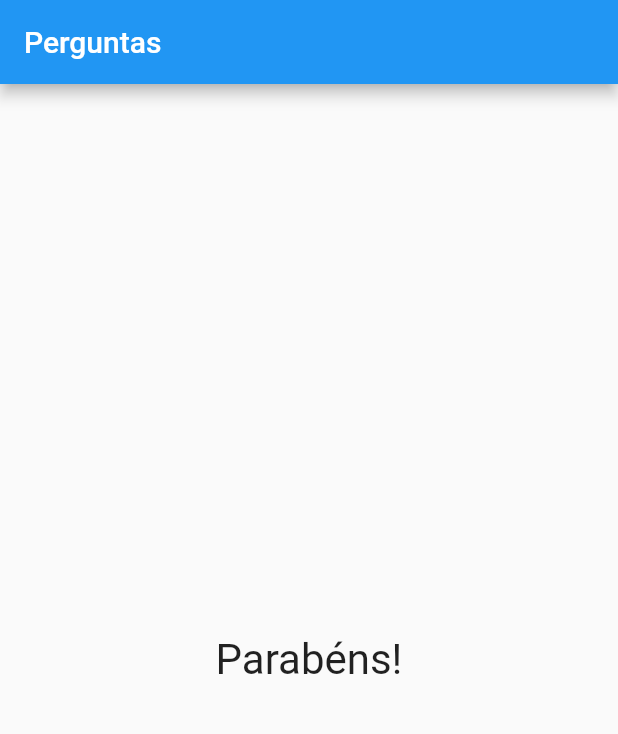
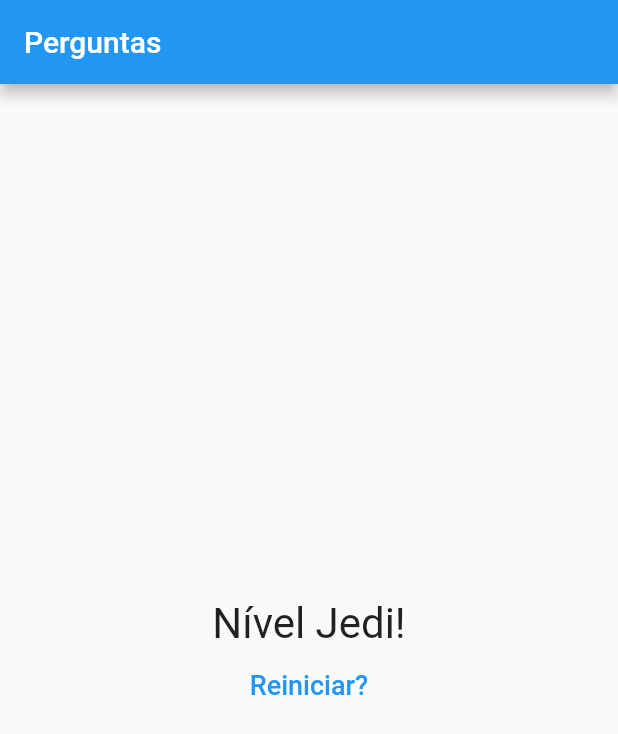
Before and after one commit to xcasluw/flutter-quiz, a Flutter app: the screen it shows after launch, after a tap on "Preto", after a tap on "Cobra", after a tap on "Léo", on a phone screen of 412 x 824 dp. Shown: the top 734 px of the screen. Run offline on Flutter 3.47's test engine with Material 2 defaults, Android fonts, the phone set to English and light mode, and no system bars.

Commit message:
feat: Pontuação e reinicialização do Quiz

```diff
--- a/lib/main.dart
+++ b/lib/main.dart
@@ -6,27 +6,51 @@ main() => runApp(PerguntaApp());
 
 class _PerguntaAppState extends State<PerguntaApp> {
   var _perguntaSelecionada = 0;
+  var _pontuacaoTotal = 0;
   final _perguntas = const [
     {
       'texto': 'Qual é a sua cor favorita?',
-      'respostas': ['Preto', 'Vermelho', 'Verde', 'Branco']
+      'respostas': [
+        { 'texto': 'Preto', 'pontuacao': 10 },
+        { 'texto': 'Vermelho', 'pontuacao': 7 },
+        { 'texto': 'Verde', 'pontuacao': 5 },
+        { 'texto': 'Branco', 'pontuacao': 3 }
+      ]
     },
     {
       'texto': 'Qual é o seu animal favorito?',
-      'respostas': ['Coelho', 'Cobra', 'Elefante', 'Leão']
+      'respostas': [
+        { 'texto': 'Coelho', 'pontuacao': 3 },
+        { 'texto': 'Cobra', 'pontuacao': 5 },
+        { 'texto': 'Elefante', 'pontuacao': 7 },
+        { 'texto': 'Leão', 'pontuacao': 10 }
+      ]
     },
     {
       'texto': 'Qual é o seu instrutor favorito?',
-      'respostas': ['Maria', 'João', 'Léo', 'Pedro']
+      'respostas': [
+        { 'texto': 'Maria', 'pontuacao': 7 },
+        { 'texto': 'João', 'pontuacao': 10 },
+        { 'texto': 'Léo', 'pontuacao': 3 },
+        { 'texto': 'Pedro', 'pontuacao': 10 }
+      ]
     },
   ];
 
-  void _responder() {
+  void _responder(int pontuacao) {
     if (temPerguntaSelecionada) {
       setState(() {
         _perguntaSelecionada++;
+        _pontuacaoTotal += pontuacao;
       });
     }
+  }
+
+  void _reiniciarQuestionario() {
+    setState(() {
+      _perguntaSelecionada = 0;
+      _pontuacaoTotal = 0;
+    });
   }
 
   bool get temPerguntaSelecionada {
@@ -47,7 +71,7 @@ class _PerguntaAppState extends State<PerguntaApp> {
               perguntaSelecionada: _perguntaSelecionada,
               responder: _responder
             )
-          : Resultado(),
+          : Resultado(_pontuacaoTotal, _reiniciarQuestionario),
       ),
     );
   }
--- a/lib/questionario.dart
+++ b/lib/questionario.dart
@@ -5,7 +5,7 @@ import './resposta.dart';
 class Questionario extends StatelessWidget {
   final List<Map<String, Object>> perguntas;
   final int perguntaSelecionada;
-  final void Function() responder;
+  final void Function(int) responder;
 
   Questionario({
     @required this.perguntas,
@@ -19,13 +19,15 @@ class Questionario extends StatelessWidget {
 
   @override
   Widget build(BuildContext context) {
-    List<String> respostas = temPerguntaSelecionada ?
+    List<Map<String, Object>> respostas = temPerguntaSelecionada ?
     perguntas[perguntaSelecionada]['respostas'] : null;
 
     return Column(
       children: <Widget>[
         Questao(perguntas[perguntaSelecionada]['texto']),
-        ...respostas.map((t) => Resposta(t, responder)).toList()
+        ...respostas
+          .map((resp) => Resposta(resp['texto'], () => responder(resp['pontuacao'])))
+          .toList()
       ],
     );
   }
--- a/lib/resultado.dart
+++ b/lib/resultado.dart
@@ -1,14 +1,42 @@
 import 'package:flutter/material.dart';
 
 class Resultado extends StatelessWidget {
+
+  final int pontuacao;
+  final void Function() reiniciarQuestionario;
+
+  Resultado(this.pontuacao, this.reiniciarQuestionario);
+
+  String get fraseResultado {
+    if (pontuacao < 8) {
+      return 'Parabéns!';
+    } else if (pontuacao < 12) {
+      return 'Você é bom!';
+    } else if (pontuacao < 16) {
+      return 'Impressionante!';
+    } else {
+      return 'Nível Jedi!';
+    }
+  }
+
   @override
   Widget build(BuildContext context) {
     return
-      Center(
-        child: Text(
-          'Parabéns!',
-          style: TextStyle(fontSize: 28)
-        )
-    );
+      Column(
+        mainAxisAlignment: MainAxisAlignment.center,
+        children: <Widget>[
+          Center(
+            child: Text(
+              fraseResultado,
+              style: TextStyle(fontSize: 28)
+            )
+          ),
+          FlatButton(
+            child: Text('Reiniciar?', style: TextStyle(fontSize: 18)),
+            textColor: Colors.blue,
+            onPressed: reiniciarQuestionario
+          )
+        ],
+      );
   }
 }
```
